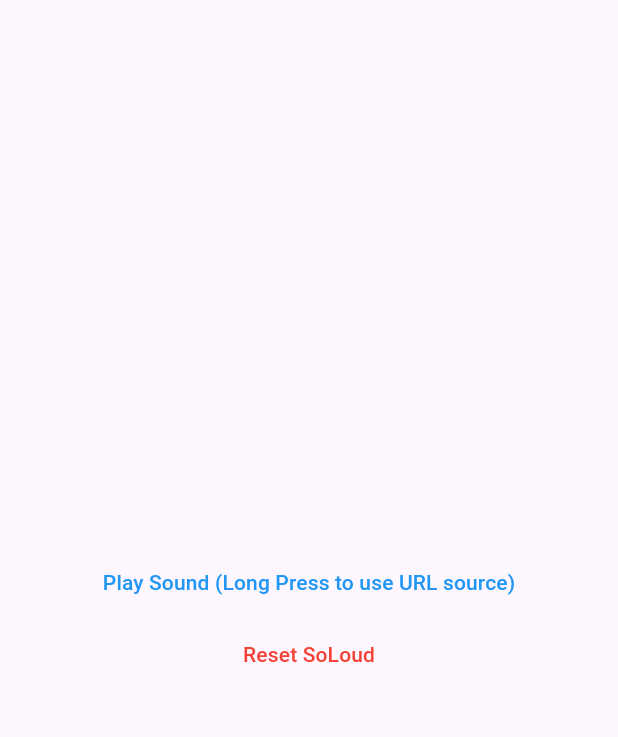
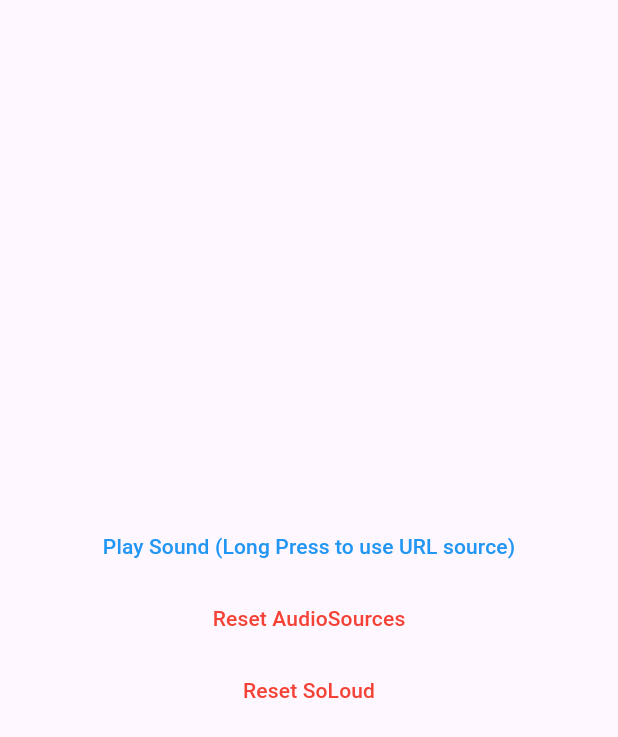
Before and after one commit to yangyuan/flutter-issues, a Flutter app: the screen it shows after launch, after a tap on "Reset SoLoud", on a phone screen of 412 x 824 dp. Shown: the top 737 px of the screen. Run offline on Flutter 3.47's test engine with Material 3 defaults, Android fonts, the phone set to English and light mode, and no system bars; missing offline and left inert: flutter_soloud.

Commit message:
Add addtional reset button

```diff
--- a/lib/main.dart
+++ b/lib/main.dart
@@ -67,6 +67,20 @@
                     'assets/assets/audio/draw_card.wav',
                   );
                 },
+                child: Text('Reset AudioSources'),
+              ),
+              TextButton(
+                style: TextButton.styleFrom(foregroundColor: Colors.red),
+                onPressed: () async {
+                  soloud = SoLoud.instance;
+                  await soloud.init();
+                  drawCard = await soloud.loadAsset(
+                    'assets/audio/draw_card.wav',
+                  );
+                  drawCardUrl = await soloud.loadUrl(
+                    'assets/assets/audio/draw_card.wav',
+                  );
+                },
                 child: Text('Reset SoLoud'),
               ),
             ],
```
